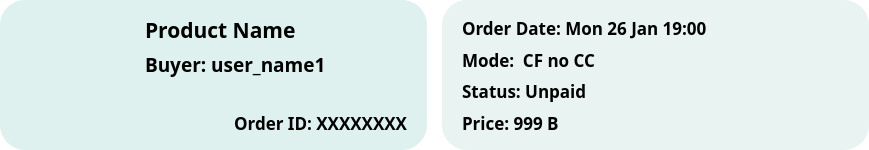
Qt form frontend/src/pages/qt_designer/seller_order_box.ui (m0owo/Curate) before a commit.
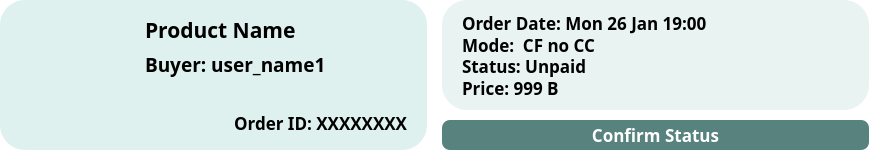
The same form after that commit. Icons and pictures are not drawn.

Commit message: add button to store order

```diff
--- a/frontend/src/pages/qt_designer/seller_order_box.ui
+++ b/frontend/src/pages/qt_designer/seller_order_box.ui
@@ -328,6 +328,39 @@
        </layout>
       </widget>
      </item>
+     <item>
+      <layout class="QHBoxLayout" name="horizontalLayout_3">
+       <item>
+        <layout class="QHBoxLayout" name="horizontalLayout_4"/>
+       </item>
+       <item>
+        <widget class="QPushButton" name="confirm_button">
+         <property name="sizePolicy">
+          <sizepolicy hsizetype="Minimum" vsizetype="Minimum">
+           <horstretch>0</horstretch>
+           <verstretch>0</verstretch>
+          </sizepolicy>
+         </property>
+         <property name="minimumSize">
+          <size>
+           <width>0</width>
+           <height>30</height>
+          </size>
+         </property>
+         <property name="font">
+          <font>
+           <family>Manrope</family>
+           <pointsize>13</pointsize>
+           <bold>true</bold>
+          </font>
+         </property>
+         <property name="text">
+          <string>Confirm Status</string>
+         </property>
+        </widget>
+       </item>
+      </layout>
+     </item>
     </layout>
    </item>
   </layout>
```
Left out of the diff: 2 changed lines with no effect on the pictures. The commit also changes 5 other files.
